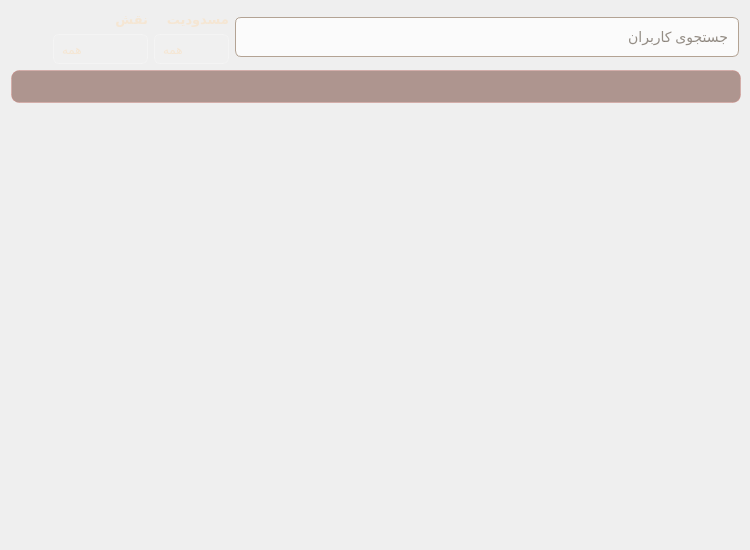
First picture: the form in Client/admin/alluserswidget.ui, repository Onyx1907/Lumina-EBook-Platform, before the edit.
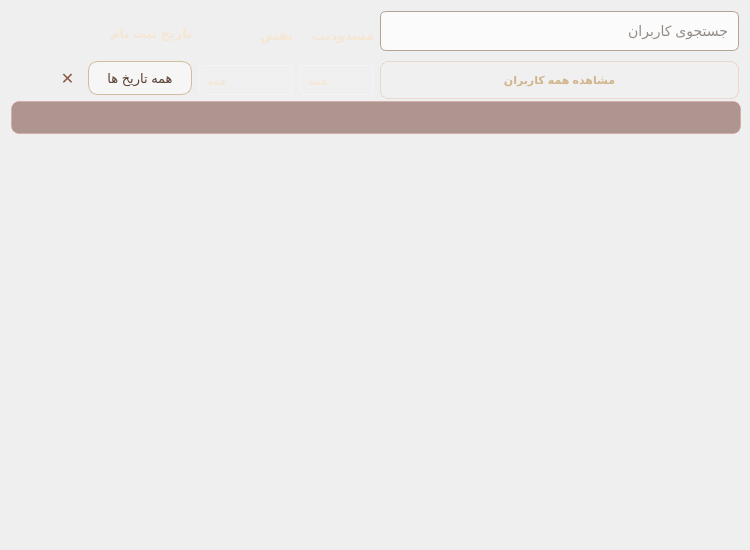
Second picture: the form after the edit. Icons and pictures are not drawn.

Commit message: feat: ADD publisher name to shared book card, ADD date filter dialog

What changed in the file:
```diff
--- a/Client/admin/alluserswidget.ui
+++ b/Client/admin/alluserswidget.ui
@@ -25,9 +25,9 @@
   <property name="windowTitle">
    <string>Form</string>
   </property>
-  <layout class="QVBoxLayout" name="verticalLayout_4">
+  <layout class="QVBoxLayout" name="verticalLayout_5">
    <item>
-    <layout class="QHBoxLayout" name="horizontalLayout">
+    <layout class="QHBoxLayout" name="horizontalLayout_2">
      <item>
       <widget class="QPushButton" name="search_pushButton">
        <property name="styleSheet">
@@ -65,7 +65,105 @@
       </widget>
      </item>
      <item>
-      <layout class="QVBoxLayout" name="verticalLayout"/>
+      <layout class="QVBoxLayout" name="verticalLayout">
+       <item>
+        <widget class="QLabel" name="date_label">
+         <property name="styleSheet">
+          <string notr="true">QLabel {
+    background: transparent;
+    color: #F5E6D3;
+    font-size: 13px;
+    font-weight: bold;
+}</string>
+         </property>
+         <property name="text">
+          <string>تاریخ ثبت نام</string>
+         </property>
+        </widget>
+       </item>
+       <item>
+        <layout class="QHBoxLayout" name="horizontalLayout">
+         <item>
+          <widget class="QToolButton" name="clear_toolButton">
+           <property name="styleSheet">
+            <string notr="true">QToolButton{
+
+    background:transparent;
+
+    border:none;
+
+    border-radius:9px;
+
+    color:#8A5A44;
+
+    font-size:16px;
+
+    font-weight:bold;
+
+    padding:2px;
+
+}
+
+QToolButton:hover{
+
+    background:rgba(210,180,140,120);
+
+    color:#5A4033;
+
+}
+
+QToolButton:pressed{
+
+    background:rgba(180,150,110,170);
+
+}</string>
+           </property>
+           <property name="text">
+            <string>✕</string>
+           </property>
+          </widget>
+         </item>
+         <item>
+          <widget class="QToolButton" name="date_toolButton">
+           <property name="styleSheet">
+            <string notr="true">QToolButton{
+
+    background:rgba(255,255,255,110);
+
+    border:1px solid rgba(193,161,116,170);
+
+    border-radius:10px;
+
+    padding:6px 12px;
+
+    color:#5A4033;
+
+    font-size:13px;
+
+}
+
+QToolButton:hover{
+
+    background:rgba(255,248,240,170);
+
+    border:1px solid #C7A269;
+
+}
+
+QToolButton:pressed{
+
+    background:rgba(232,217,195,200);
+
+}</string>
+           </property>
+           <property name="text">
+            <string>همه تاریخ ها</string>
+           </property>
+          </widget>
+         </item>
+        </layout>
+       </item>
+      </layout>
      </item>
      <item>
       <layout class="QVBoxLayout" name="verticalLayout_2">
@@ -206,15 +304,17 @@
       </layout>
      </item>
      <item>
-      <widget class="QLineEdit" name="keyword_lineEdit">
-       <property name="minimumSize">
-        <size>
-         <width>0</width>
-         <height>40</height>
-        </size>
-       </property>
-       <property name="styleSheet">
-        <string notr="true">QLineEdit {
+      <layout class="QVBoxLayout" name="verticalLayout_4">
+       <item>
+        <widget class="QLineEdit" name="keyword_lineEdit">
+         <property name="minimumSize">
+          <size>
+           <width>0</width>
+           <height>40</height>
+          </size>
+         </property>
+         <property name="styleSheet">
+          <string notr="true">QLineEdit {
     background-color: rgba(255, 255, 255, 190); /* پس‌زمینه سفید-کرمی نرم */
     color: #2d1f10; /* رنگ متن قهوه‌ای تیره */
     border: 1px solid #b3a394;
@@ -228,11 +328,59 @@
     border: 2px solid #8c6239; /* مرز قهوه‌ای طلایی گرم */
     background-color: #ffffff;
 }</string>
-       </property>
-       <property name="placeholderText">
-        <string>جستجوی کاربران</string>
-       </property>
-      </widget>
+         </property>
+         <property name="placeholderText">
+          <string>جستجوی کاربران</string>
+         </property>
+        </widget>
+       </item>
+       <item>
+        <widget class="QPushButton" name="allUsers_pushButton">
+         <property name="minimumSize">
+          <size>
+           <width>0</width>
+           <height>30</height>
+          </size>
+         </property>
+         <property name="maximumSize">
+          <size>
+           <width>16777215</width>
+           <height>30</height>
+          </size>
+         </property>
+         <property name="styleSheet">
+          <string notr="true">QPushButton {
+    background-color: rgba(255, 255, 255, 0.08); /* پس‌زمینه شیشه‌ای بسیار ملو */
+    border: 1px solid rgba(193, 154, 107, 0.25); /* مرز کاراملی شفاف */
+    border-radius: 8px; /* گوشه‌های نرم کلاسیک */
+    color: #D2B48C; /* رنگ متنی خامه ای/نسکافه‌ای روشن */
+    font-size: 11px;
+    font-weight: bold;
+    font-family: &quot;Segoe UI&quot;, &quot;Tahoma&quot;;
+    padding: 6px 14px;
+    min-height: 24px;
+}
+
+/* حالت Hover (وقتی موس روی دکمه می‌رود) */
+QPushButton:hover {
+    background-color: rgba(139, 90, 43, 0.35); /* شیشه کاراملی غلیظ‌تر */
+    border: 1px solid #C19A6B; /* لبه طلایی خامه ای */
+    color: #FFF; /* متن کاملا سفید و درخشان */
+}
+
+/* حالت Pressed (وقتی روی دکمه کلیک می‌شود) */
+QPushButton:pressed {
+    background-color: rgba(111, 78, 55, 0.6); /* رنگ قهوه‌ای تیره فشرده شده */
+    border: 1px solid #8B5A2B;
+    padding-left: 16px; /* افکت کلیک کوچک ملو (متمایل شدن متن به راست) */
+}</string>
+         </property>
+         <property name="text">
+          <string>مشاهده همه کاربران</string>
+         </property>
+        </widget>
+       </item>
+      </layout>
      </item>
     </layout>
    </item>
```
Left out of the diff: 2 changed lines with no effect on the pictures. The commit also changes 7 other files.
